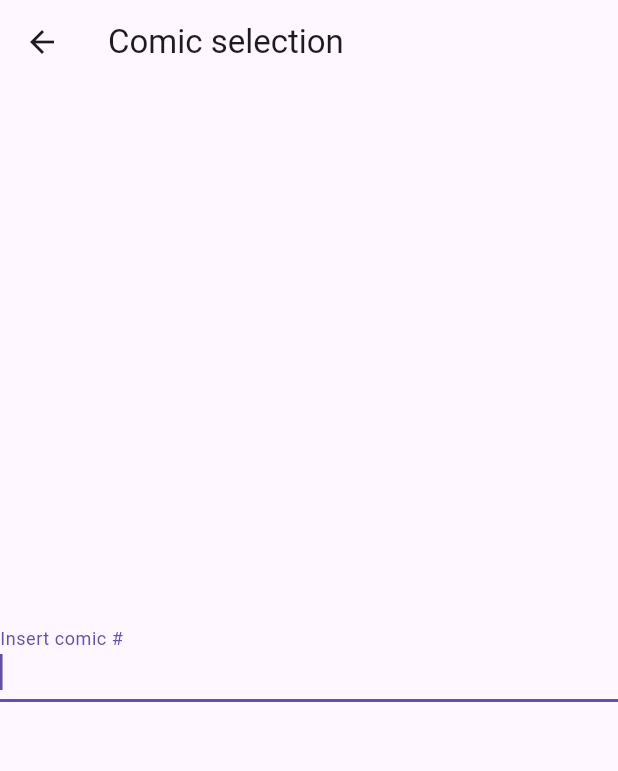
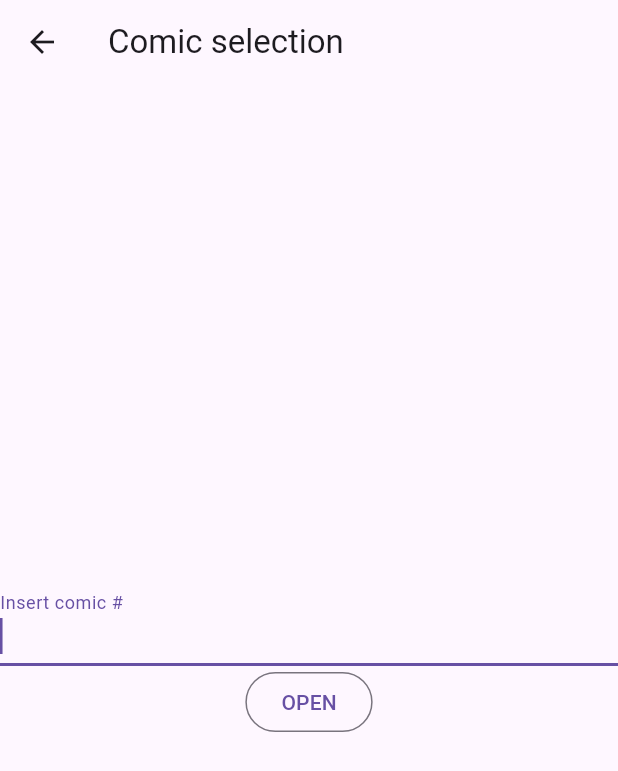
Before and after one commit to CodingItWrong/flutter_xckd_app, a Flutter app: the screen it shows after launch, after a tap on the "looks one" icon, on a phone screen of 412 x 824 dp. Shown: the top 771 px of the screen. Run offline on Flutter 3.47's test engine with Material 3 defaults, Android fonts, the phone set to English and light mode, and no system bars; network calls fail.

Commit message:
Add submit button

```diff
--- a/lib/main.dart
+++ b/lib/main.dart
@@ -192,7 +192,9 @@ class ComicPage extends StatelessWidget {
 }
 
 class SelectionPage extends StatelessWidget {
-  const SelectionPage({super.key});
+  SelectionPage({super.key});
+
+  final TextEditingController _controller = TextEditingController();
 
   Future<Map<String, dynamic>> _fetchComic(
     String n, {
@@ -228,8 +230,12 @@ class SelectionPage extends StatelessWidget {
           key: Key("AppBar text"),
         ),
       ),
-      body: Center(
-        child: TextField(
+      body: Column(
+        mainAxisAlignment: MainAxisAlignment.center,
+        children: [
+          TextField(
+            key: const Key("insert comic"),
+            controller: _controller,
             decoration: const InputDecoration(
               labelText: "Insert comic #",
             ),
@@ -253,6 +259,28 @@ class SelectionPage extends StatelessWidget {
               ),
             ),
           ),
+          OutlinedButton(
+            key: const Key("submit comic"),
+            child: Text("Open".toUpperCase()),
+            onPressed: () => Navigator.push(
+              context,
+              MaterialPageRoute(
+                builder: (context) => FutureBuilder(
+                  future: _fetchComic(_controller.text),
+                  builder: (context, snapshot) {
+                    if (snapshot.hasError) {
+                      return const ErrorPage();
+                    } else if (snapshot.hasData && snapshot.data != null) {
+                      return ComicPage(comic: snapshot.data!);
+                    } else {
+                      return const CircularProgressIndicator();
+                    }
+                  },
+                ),
+              ),
+            ),
+          ),
+        ],
       ),
     );
   }
```
Lines whose indentation alone changed are shown as unchanged.
